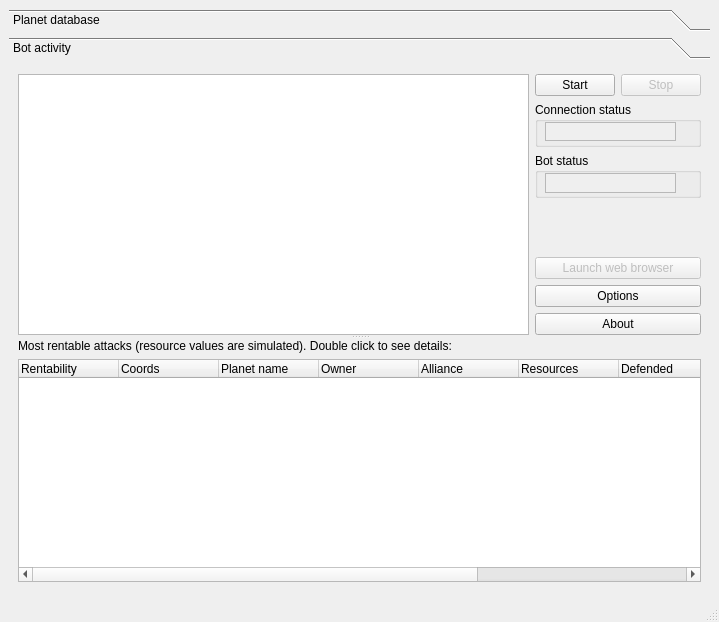
kovan/kovans-ogbot, file ogbot/src/ui/MainWindow.ui: the form before one commit.
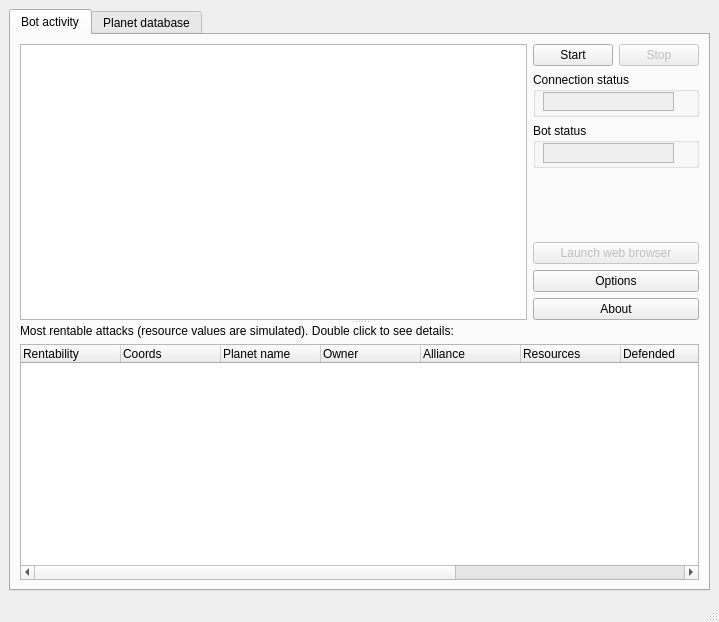
The form after the commit. Icons and pictures are not drawn.

Diff of the .ui file:
```diff
--- a/ogbot/src/ui/MainWindow.ui
+++ b/ogbot/src/ui/MainWindow.ui
@@ -17,7 +17,7 @@
    <iconset>src/ui/resources/icon.png</iconset>
   </property>
   <widget class="QWidget" name="centralwidget" >
-   <layout class="QHBoxLayout" >
+   <layout class="QVBoxLayout" >
     <property name="margin" >
      <number>9</number>
     </property>
@@ -25,25 +25,309 @@
      <number>6</number>
     </property>
     <item>
-     <widget class="QToolBox" name="toolBox" >
+     <widget class="QTabWidget" name="tabWidget" >
       <property name="currentIndex" >
-       <number>1</number>
+       <number>0</number>
       </property>
+      <widget class="QWidget" name="botActivityPage" >
+       <attribute name="title" >
+        <string>Bot activity</string>
+       </attribute>
+       <layout class="QVBoxLayout" >
+        <property name="margin" >
+         <number>9</number>
+        </property>
+        <property name="spacing" >
+         <number>6</number>
+        </property>
+        <item>
+         <widget class="QSplitter" name="splitter_2" >
+          <property name="orientation" >
+           <enum>Qt::Vertical</enum>
+          </property>
+          <widget class="QWidget" name="layoutWidget" >
+           <layout class="QHBoxLayout" >
+            <property name="margin" >
+             <number>0</number>
+            </property>
+            <property name="spacing" >
+             <number>6</number>
+            </property>
+            <item>
+             <widget class="QListWidget" name="botActivityList" />
+            </item>
+            <item>
+             <layout class="QVBoxLayout" >
+              <property name="margin" >
+               <number>0</number>
+              </property>
+              <property name="spacing" >
+               <number>6</number>
+              </property>
+              <item>
+               <layout class="QHBoxLayout" >
+                <property name="margin" >
+                 <number>0</number>
+                </property>
+                <property name="spacing" >
+                 <number>6</number>
+                </property>
+                <item>
+                 <widget class="QPushButton" name="startButton" >
+                  <property name="text" >
+                   <string>Start</string>
+                  </property>
+                 </widget>
+                </item>
+                <item>
+                 <widget class="QPushButton" name="stopButton" >
+                  <property name="enabled" >
+                   <bool>false</bool>
+                  </property>
+                  <property name="text" >
+                   <string>Stop</string>
+                  </property>
+                 </widget>
+                </item>
+               </layout>
+              </item>
+              <item>
+               <widget class="QGroupBox" name="groupBox_2" >
+                <property name="minimumSize" >
+                 <size>
+                  <width>0</width>
+                  <height>45</height>
+                 </size>
+                </property>
+                <property name="title" >
+                 <string>Connection status</string>
+                </property>
+                <widget class="QLabel" name="connectionStatusLabel" >
+                 <property name="geometry" >
+                  <rect>
+                   <x>10</x>
+                   <y>20</y>
+                   <width>131</width>
+                   <height>19</height>
+                  </rect>
+                 </property>
+                 <property name="sizePolicy" >
+                  <sizepolicy>
+                   <hsizetype>5</hsizetype>
+                   <vsizetype>0</vsizetype>
+                   <horstretch>0</horstretch>
+                   <verstretch>0</verstretch>
+                  </sizepolicy>
+                 </property>
+                 <property name="font" >
+                  <font>
+                   <family>MS Shell Dlg 2</family>
+                   <pointsize>8</pointsize>
+                   <weight>75</weight>
+                   <italic>false</italic>
+                   <bold>true</bold>
+                   <underline>false</underline>
+                   <strikeout>false</strikeout>
+                  </font>
+                 </property>
+                 <property name="autoFillBackground" >
+                  <bool>true</bool>
+                 </property>
+                 <property name="frameShape" >
+                  <enum>QFrame::StyledPanel</enum>
+                 </property>
+                 <property name="text" >
+                  <string/>
+                 </property>
+                 <property name="alignment" >
+                  <set>Qt::AlignCenter</set>
+                 </property>
+                </widget>
+               </widget>
+              </item>
+              <item>
+               <widget class="QGroupBox" name="groupBox_3" >
+                <property name="minimumSize" >
+                 <size>
+                  <width>0</width>
+                  <height>45</height>
+                 </size>
+                </property>
+                <property name="title" >
+                 <string>Bot status</string>
+                </property>
+                <widget class="QLabel" name="botStatusLabel" >
+                 <property name="geometry" >
+                  <rect>
+                   <x>10</x>
+                   <y>20</y>
+                   <width>131</width>
+                   <height>20</height>
+                  </rect>
+                 </property>
+                 <property name="sizePolicy" >
+                  <sizepolicy>
+                   <hsizetype>0</hsizetype>
+                   <vsizetype>0</vsizetype>
+                   <horstretch>0</horstretch>
+                   <verstretch>0</verstretch>
+                  </sizepolicy>
+                 </property>
+                 <property name="font" >
+                  <font>
+                   <family>MS Shell Dlg 2</family>
+                   <pointsize>8</pointsize>
+                   <weight>75</weight>
+                   <italic>false</italic>
+                   <bold>true</bold>
+                   <underline>false</underline>
+                   <strikeout>false</strikeout>
+                  </font>
+                 </property>
+                 <property name="autoFillBackground" >
+                  <bool>true</bool>
+                 </property>
+                 <property name="frameShape" >
+                  <enum>QFrame::StyledPanel</enum>
+                 </property>
+                 <property name="text" >
+                  <string/>
+                 </property>
+                 <property name="alignment" >
+                  <set>Qt::AlignCenter</set>
+                 </property>
+                </widget>
+               </widget>
+              </item>
+              <item>
+               <spacer>
+                <property name="orientation" >
+                 <enum>Qt::Vertical</enum>
+                </property>
+                <property name="sizeHint" >
+                 <size>
+                  <width>20</width>
+                  <height>20</height>
+                 </size>
+                </property>
+               </spacer>
+              </item>
+              <item>
+               <widget class="QPushButton" name="launchBrowserButton" >
+                <property name="enabled" >
+                 <bool>false</bool>
+                </property>
+                <property name="text" >
+                 <string>Launch web browser</string>
+                </property>
+               </widget>
+              </item>
+              <item>
+               <widget class="QPushButton" name="optionsButton" >
+                <property name="text" >
+                 <string>Options</string>
+                </property>
+               </widget>
+              </item>
+              <item>
+               <widget class="QPushButton" name="aboutButton" >
+                <property name="text" >
+                 <string>About</string>
+                </property>
+               </widget>
+              </item>
+             </layout>
+            </item>
+           </layout>
+          </widget>
+          <widget class="QWidget" name="layoutWidget_3" >
+           <layout class="QVBoxLayout" >
+            <property name="margin" >
+             <number>0</number>
+            </property>
+            <property name="spacing" >
+             <number>6</number>
+            </property>
+            <item>
+             <widget class="QLabel" name="label_4" >
+              <property name="text" >
+               <string>Most rentable attacks (resource values are simulated). Double click to see details:</string>
+              </property>
+             </widget>
+            </item>
+            <item>
+             <widget class="QTreeWidget" name="botActivityTree" >
+              <property name="contextMenuPolicy" >
+               <enum>Qt::CustomContextMenu</enum>
+              </property>
+              <property name="rootIsDecorated" >
+               <bool>false</bool>
+              </property>
+              <column>
+               <property name="text" >
+                <string>Rentability</string>
+               </property>
+              </column>
+              <column>
+               <property name="text" >
+                <string>Coords</string>
+               </property>
+              </column>
+              <column>
+               <property name="text" >
+                <string>Planet name</string>
+               </property>
+              </column>
+              <column>
+               <property name="text" >
+                <string>Owner</string>
+               </property>
+              </column>
+              <column>
+               <property name="text" >
+                <string>Alliance</string>
+               </property>
+              </column>
+              <column>
+               <property name="text" >
+                <string>Resources</string>
+               </property>
+              </column>
+              <column>
+               <property name="text" >
+                <string>Defended</string>
+               </property>
+              </column>
+              <column>
+               <property name="text" >
+                <string>Mine levels</string>
+               </property>
+              </column>
+              <column>
+               <property name="text" >
+                <string>Source planet</string>
+               </property>
+              </column>
+              <column>
+               <property name="text" >
+                <string>Last spied</string>
+               </property>
+              </column>
+             </widget>
+            </item>
+           </layout>
+          </widget>
+         </widget>
+        </item>
+       </layout>
+      </widget>
       <widget class="QWidget" name="planetDbPage" >
-       <property name="geometry" >
-        <rect>
-         <x>0</x>
-         <y>0</y>
-         <width>421</width>
-         <height>50</height>
-        </rect>
-       </property>
-       <attribute name="label" >
+       <attribute name="title" >
         <string>Planet database</string>
        </attribute>
        <layout class="QVBoxLayout" >
         <property name="margin" >
-         <number>0</number>
+         <number>9</number>
         </property>
         <property name="spacing" >
          <number>6</number>
@@ -373,306 +657,6 @@
         </item>
        </layout>
       </widget>
-      <widget class="QWidget" name="botActivityPage" >
-       <property name="geometry" >
-        <rect>
-         <x>0</x>
-         <y>0</y>
-         <width>701</width>
-         <height>523</height>
-        </rect>
-       </property>
-       <attribute name="label" >
-        <string>Bot activity</string>
-       </attribute>
-       <layout class="QHBoxLayout" >
-        <property name="margin" >
-         <number>9</number>
-        </property>
-        <property name="spacing" >
-         <number>6</number>
-        </property>
-        <item>
-         <widget class="QSplitter" name="splitter_2" >
-          <property name="orientation" >
-           <enum>Qt::Vertical</enum>
-          </property>
-          <widget class="QWidget" name="layoutWidget" >
-           <layout class="QHBoxLayout" >
-            <property name="margin" >
-             <number>0</number>
-            </property>
-            <property name="spacing" >
-             <number>6</number>
-            </property>
-            <item>
-             <widget class="QListWidget" name="botActivityList" />
-            </item>
-            <item>
-             <layout class="QVBoxLayout" >
-              <property name="margin" >
-               <number>0</number>
-              </property>
-              <property name="spacing" >
-               <number>6</number>
-              </property>
-              <item>
-               <layout class="QHBoxLayout" >
-                <property name="margin" >
-                 <number>0</number>
-                </property>
-                <property name="spacing" >
-                 <number>6</number>
-                </property>
-                <item>
-                 <widget class="QPushButton" name="startButton" >
-                  <property name="text" >
-                   <string>Start</string>
-                  </property>
-                 </widget>
-                </item>
-                <item>
-                 <widget class="QPushButton" name="stopButton" >
-                  <property name="enabled" >
-                   <bool>false</bool>
-                  </property>
-                  <property name="text" >
-                   <string>Stop</string>
-                  </property>
-                 </widget>
-                </item>
-               </layout>
-              </item>
-              <item>
-               <widget class="QGroupBox" name="groupBox_2" >
-                <property name="minimumSize" >
-                 <size>
-                  <width>0</width>
-                  <height>45</height>
-                 </size>
-                </property>
-                <property name="title" >
-                 <string>Connection status</string>
-                </property>
-                <widget class="QLabel" name="connectionStatusLabel" >
-                 <property name="geometry" >
-                  <rect>
-                   <x>10</x>
-                   <y>20</y>
-                   <width>131</width>
-                   <height>19</height>
-                  </rect>
-                 </property>
-                 <property name="sizePolicy" >
-                  <sizepolicy>
-                   <hsizetype>5</hsizetype>
-                   <vsizetype>0</vsizetype>
-                   <horstretch>0</horstretch>
-                   <verstretch>0</verstretch>
-                  </sizepolicy>
-                 </property>
-                 <property name="font" >
-                  <font>
-                   <family>MS Shell Dlg 2</family>
-                   <pointsize>8</pointsize>
-                   <weight>75</weight>
-                   <italic>false</italic>
-                   <bold>true</bold>
-                   <underline>false</underline>
-                   <strikeout>false</strikeout>
-                  </font>
-                 </property>
-                 <property name="autoFillBackground" >
-                  <bool>true</bool>
-                 </property>
-                 <property name="frameShape" >
-                  <enum>QFrame::StyledPanel</enum>
-                 </property>
-                 <property name="text" >
-                  <string/>
-                 </property>
-                 <property name="alignment" >
-                  <set>Qt::AlignCenter</set>
-                 </property>
-                </widget>
-               </widget>
-              </item>
-              <item>
-               <widget class="QGroupBox" name="groupBox_3" >
-                <property name="minimumSize" >
-                 <size>
-                  <width>0</width>
-                  <height>45</height>
-                 </size>
-                </property>
-                <property name="title" >
-                 <string>Bot status</string>
-                </property>
-                <widget class="QLabel" name="botStatusLabel" >
-                 <property name="geometry" >
-                  <rect>
-                   <x>10</x>
-                   <y>20</y>
-                   <width>131</width>
-                   <height>20</height>
-                  </rect>
-                 </property>
-                 <property name="sizePolicy" >
-                  <sizepolicy>
-                   <hsizetype>0</hsizetype>
-                   <vsizetype>0</vsizetype>
-                   <horstretch>0</horstretch>
-                   <verstretch>0</verstretch>
-                  </sizepolicy>
-                 </property>
-                 <property name="font" >
-                  <font>
-                   <family>MS Shell Dlg 2</family>
-                   <pointsize>8</pointsize>
-                   <weight>75</weight>
-                   <italic>false</italic>
-                   <bold>true</bold>
-                   <underline>false</underline>
-                   <strikeout>false</strikeout>
-                  </font>
-                 </property>
-                 <property name="autoFillBackground" >
-                  <bool>true</bool>
-                 </property>
-                 <property name="frameShape" >
-                  <enum>QFrame::StyledPanel</enum>
-                 </property>
-                 <property name="text" >
-                  <string/>
-                 </property>
-                 <property name="alignment" >
-                  <set>Qt::AlignCenter</set>
-                 </property>
-                </widget>
-               </widget>
-              </item>
-              <item>
-               <spacer>
-                <property name="orientation" >
-                 <enum>Qt::Vertical</enum>
-                </property>
-                <property name="sizeHint" >
-                 <size>
-                  <width>20</width>
-                  <height>20</height>
-                 </size>
-                </property>
-               </spacer>
-              </item>
-              <item>
-               <widget class="QPushButton" name="launchBrowserButton" >
-                <property name="enabled" >
-                 <bool>false</bool>
-                </property>
-                <property name="text" >
-                 <string>Launch web browser</string>
-                </property>
-               </widget>
-              </item>
-              <item>
-               <widget class="QPushButton" name="optionsButton" >
-                <property name="text" >
-                 <string>Options</string>
-                </property>
-               </widget>
-              </item>
-              <item>
-               <widget class="QPushButton" name="aboutButton" >
-                <property name="text" >
-                 <string>About</string>
-                </property>
-               </widget>
-              </item>
-             </layout>
-            </item>
-           </layout>
-          </widget>
-          <widget class="QWidget" name="layoutWidget" >
-           <layout class="QVBoxLayout" >
-            <property name="margin" >
-             <number>0</number>
-            </property>
-            <property name="spacing" >
-             <number>6</number>
-            </property>
-            <item>
-             <widget class="QLabel" name="label_4" >
-              <property name="text" >
-               <string>Most rentable attacks (resource values are simulated). Double click to see details:</string>
-              </property>
-             </widget>
-            </item>
-            <item>
-             <widget class="QTreeWidget" name="botActivityTree" >
-              <property name="contextMenuPolicy" >
-               <enum>Qt::CustomContextMenu</enum>
-              </property>
-              <property name="rootIsDecorated" >
-               <bool>false</bool>
-              </property>
-              <column>
-               <property name="text" >
-                <string>Rentability</string>
-               </property>
-              </column>
-              <column>
-               <property name="text" >
-                <string>Coords</string>
-               </property>
-              </column>
-              <column>
-               <property name="text" >
-                <string>Planet name</string>
-               </property>
-              </column>
-              <column>
-               <property name="text" >
-                <string>Owner</string>
-               </property>
-              </column>
-              <column>
-               <property name="text" >
-                <string>Alliance</string>
-               </property>
-              </column>
-              <column>
-               <property name="text" >
-                <string>Resources</string>
-               </property>
-              </column>
-              <column>
-               <property name="text" >
-                <string>Defended</string>
-               </property>
-              </column>
-              <column>
-               <property name="text" >
-                <string>Mine levels</string>
-               </property>
-              </column>
-              <column>
-               <property name="text" >
-                <string>Source planet</string>
-               </property>
-              </column>
-              <column>
-               <property name="text" >
-                <string>Last spied</string>
-               </property>
-              </column>
-             </widget>
-            </item>
-           </layout>
-          </widget>
-         </widget>
-        </item>
-       </layout>
-      </widget>
      </widget>
     </item>
    </layout>
```
Left out of the diff: 19 changed lines with no effect on the pictures.
